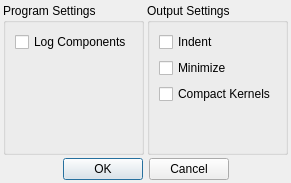
This is settingsdialog.ui in grandchild/AVS-File-Decoder-Qt as Qt 5 draws it before an edit. The edited form follows.
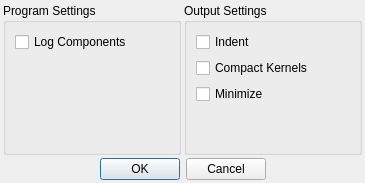
This is the edited form.

```diff
--- a/settingsdialog.ui
+++ b/settingsdialog.ui
@@ -6,10 +6,16 @@
    <rect>
     <x>0</x>
     <y>0</y>
-    <width>255</width>
+    <width>365</width>
     <height>183</height>
    </rect>
   </property>
+  <property name="sizePolicy">
+   <sizepolicy hsizetype="Fixed" vsizetype="Fixed">
+    <horstretch>0</horstretch>
+    <verstretch>0</verstretch>
+   </sizepolicy>
+  </property>
   <property name="windowTitle">
    <string>Dialog</string>
   </property>
@@ -79,16 +85,6 @@
           </property>
          </widget>
         </item>
-        <item>
-         <widget class="QCheckBox" name="minimize">
-          <property name="toolTip">
-           <string>Remove various empty or standard fields from output to reduce file size.</string>
-          </property>
-          <property name="text">
-           <string>Minimize</string>
-          </property>
-         </widget>
-        </item>
         <item>
          <widget class="QCheckBox" name="compactKernels">
           <property name="font">
@@ -102,6 +98,22 @@
           </property>
           <property name="text">
            <string>Compact Kernels</string>
+          </property>
+          <property name="iconSize">
+           <size>
+            <width>24</width>
+            <height>24</height>
+           </size>
+          </property>
+         </widget>
+        </item>
+        <item>
+         <widget class="QCheckBox" name="minimize">
+          <property name="toolTip">
+           <string>Remove various empty or standard fields from output to reduce file size.</string>
+          </property>
+          <property name="text">
+           <string>Minimize</string>
           </property>
          </widget>
         </item>
```
Left out of the diff: 6 changed lines with no effect on the pictures.
